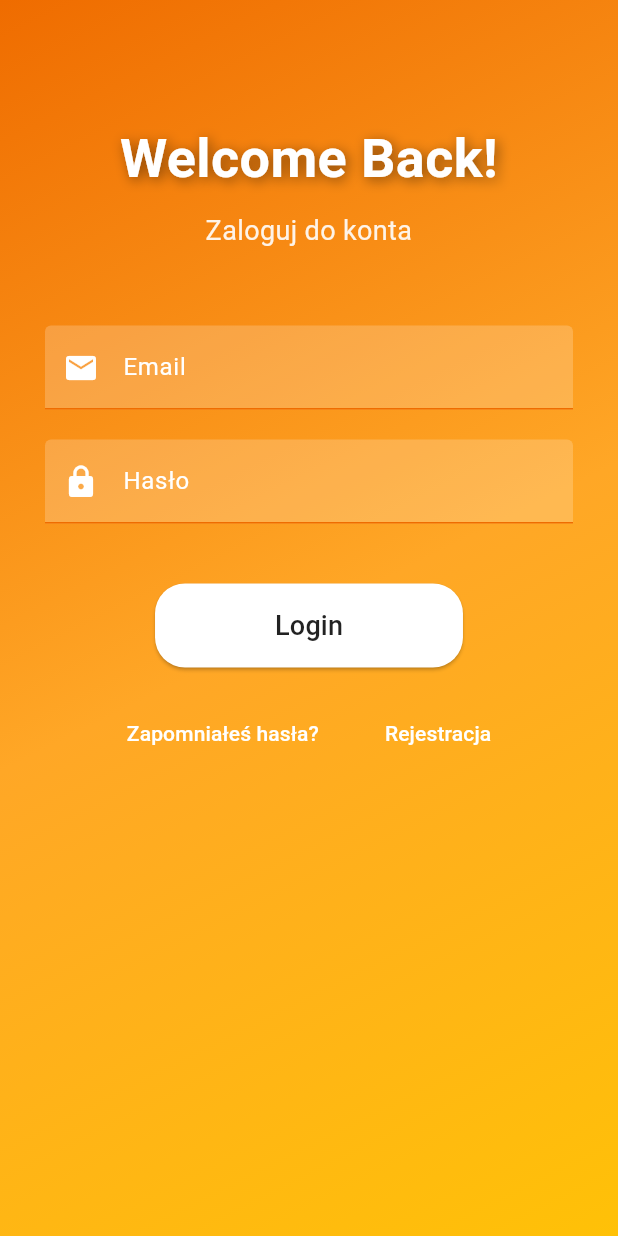
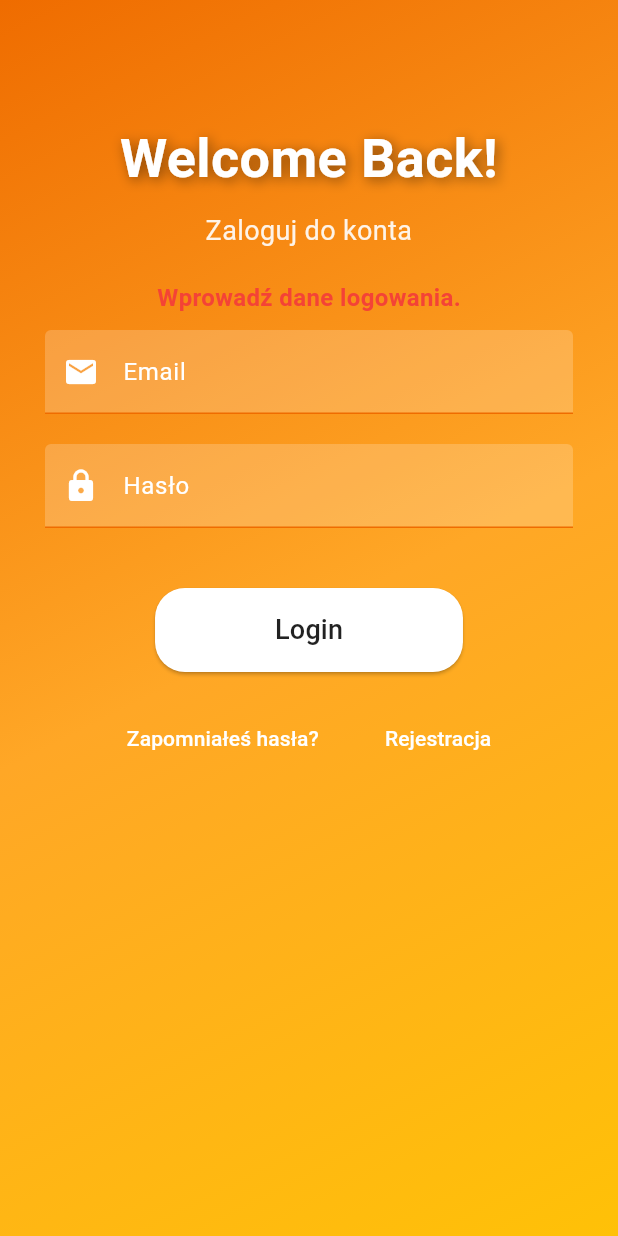
Before and after one commit to tofix96/stutask, a Flutter app: the screen it shows after launch, after a tap on "Login", on a phone screen of 412 x 824 dp. Run offline on Flutter 3.47's test engine with Material 3 defaults, Android fonts, the phone set to English and light mode, and no system bars; our stand-ins replace cloud_firestore, firebase_auth, firebase_core, firebase_storage, image_picker; missing offline and left inert: firebase_app_check; accounts and stored records are empty; network calls fail.

Commit message:
still work

```diff
--- a/lib/bloc/user_service.dart
+++ b/lib/bloc/user_service.dart
@@ -8,7 +8,6 @@ class UserService {
   final FirebaseAuth _auth = FirebaseAuth.instance;
   final FirebaseFirestore _firestore = FirebaseFirestore.instance;
 
-  // Funkcja pobierająca informacje o użytkowniku z Firestore
   Future<Map<String, dynamic>?> getUserData() async {
     final user = _auth.currentUser;
     if (user != null) {
@@ -52,7 +51,6 @@ class UserService {
     return UserModel.fromFirestore(userSnapshot.data()!, user.uid);
   }
 
-  // Istniejąca funkcja zapisująca informacje o użytkowniku
   Future<void> saveUserInfo({
     required String bio,
     required String firstName,
@@ -78,8 +76,6 @@ class UserService {
     final userSnapshot =
         await _firestore.collection('D_Users').doc(userId).get();
     if (!userSnapshot.exists) throw Exception('User not found');
-
-    // Przekazujemy zarówno dane, jak i id do konstruktora
     return UserModel.fromFirestore(userSnapshot.data()!, userSnapshot.id);
   }
 
--- a/lib/screens/auth/login_screen.dart
+++ b/lib/screens/auth/login_screen.dart
@@ -1,6 +1,6 @@
 import 'package:flutter/material.dart';
 import 'package:stutask/bloc/screen_controller.dart'; // Import do funkcji nawigacji
-import 'package:stutask/main.dart';
+import 'package:stutask/widgets/widget_style.dart';
 
 class LoginPage extends StatefulWidget {
   const LoginPage({super.key});
@@ -13,12 +13,16 @@ class _LoginPageState extends State<LoginPage> {
   final TextEditingController _emailController = TextEditingController();
   final TextEditingController _passwordController = TextEditingController();
   final ScreenController _screenController = ScreenController();
+  final GlobalKey<FormState> _formKey = GlobalKey<FormState>();
+  String? _errorMessage; // Pole na komunikat o błędzie
 
   @override
   Widget build(BuildContext context) {
     return Scaffold(
       body: GradientBody(
         padding: const EdgeInsets.symmetric(horizontal: 30, vertical: 80),
+        child: Form(
+          key: _formKey,
           child: Column(
             mainAxisAlignment: MainAxisAlignment.center,
             crossAxisAlignment: CrossAxisAlignment.center,
@@ -48,7 +52,20 @@ class _LoginPageState extends State<LoginPage> {
                 ),
                 textAlign: TextAlign.center,
               ),
-            const SizedBox(height: 50),
+              const SizedBox(height: 20),
+              // Wyświetlanie komunikatu o błędzie
+              if (_errorMessage != null) // Jeśli istnieje komunikat o błędzie
+                Padding(
+                  padding: const EdgeInsets.only(bottom: 10),
+                  child: Text(
+                    _errorMessage!,
+                    style: const TextStyle(
+                      color: Colors.red,
+                      fontSize: 16,
+                      fontWeight: FontWeight.bold,
+                    ),
+                  ),
+                ),
               TextFormField(
                 controller: _emailController,
                 style: const TextStyle(color: Colors.white),
@@ -82,10 +99,11 @@ class _LoginPageState extends State<LoginPage> {
                 ),
               ),
               const SizedBox(height: 40),
-            // Przycisk logowania
               Center(
                 child: ElevatedButton(
-                onPressed: () => _loginUser(),
+                  onPressed: () {
+                    _loginUser();
+                  },
                   style: ElevatedButton.styleFrom(
                     backgroundColor: Colors.white,
                     padding: const EdgeInsets.symmetric(
@@ -135,23 +153,32 @@ class _LoginPageState extends State<LoginPage> {
             ],
           ),
         ),
+      ),
     );
   }
 
   // Funkcja logowania
   void _loginUser() async {
+    setState(() {
+      _errorMessage = null; // Reset błędu przed logowaniem
+    });
+
+    final email = _emailController.text.trim();
+    final password = _passwordController.text.trim();
+
+    if (email.isEmpty || password.isEmpty) {
+      setState(() {
+        _errorMessage = 'Wprowadź dane logowania.';
+      });
+      return;
+    }
+
     try {
-      await _screenController.loginUser(
-        context,
-        _emailController.text.trim(),
-        _passwordController.text.trim(),
-      );
+      await _screenController.loginUser(context, email, password);
     } catch (e) {
-      ScaffoldMessenger.of(context).showSnackBar(
-        SnackBar(
-          content: Text('Failed to log in: $e'),
-        ),
-      );
+      setState(() {
+        _errorMessage = 'Nieprawidłowy email lub hasło.';
+      });
     }
   }
 }
--- a/lib/screens/auth/register_screen.dart
+++ b/lib/screens/auth/register_screen.dart
@@ -1,7 +1,7 @@
 import 'package:flutter/material.dart';
 import 'package:provider/provider.dart';
 import 'package:stutask/bloc/auth_providers.dart';
-import 'package:stutask/main.dart';
+import 'package:stutask/widgets/widget_style.dart';
 
 class RegisterPage extends StatefulWidget {
   const RegisterPage({super.key});
--- a/lib/screens/chat/chat_screen.dart
+++ b/lib/screens/chat/chat_screen.dart
@@ -2,7 +2,7 @@ import 'package:flutter/material.dart';
 import 'package:cloud_firestore/cloud_firestore.dart';
 import 'package:firebase_auth/firebase_auth.dart';
 import 'package:stutask/bloc/screen_controller.dart';
-import 'package:stutask/main.dart';
+import 'package:stutask/widgets/widget_style.dart';
 
 class ChatScreen extends StatefulWidget {
   final String chatId;
--- a/lib/screens/chat/chats_overview_screen.dart
+++ b/lib/screens/chat/chats_overview_screen.dart
@@ -2,7 +2,7 @@ import 'package:flutter/material.dart';
 import 'package:cloud_firestore/cloud_firestore.dart';
 import 'package:firebase_auth/firebase_auth.dart';
 import 'package:stutask/bloc/screen_controller.dart';
-import 'package:stutask/main.dart';
+import 'package:stutask/widgets/widget_style.dart';
 
 class ChatOverviewScreen extends StatelessWidget {
   ChatOverviewScreen({super.key});
--- a/lib/screens/tasks/application_screen.dart
+++ b/lib/screens/tasks/application_screen.dart
@@ -6,8 +6,7 @@ import 'package:stutask/bloc/task_service.dart';
 import 'package:stutask/bloc/user_service.dart';
 import 'package:stutask/models/user.dart';
 import 'package:stutask/models/review.dart';
-
-import 'package:stutask/main.dart';
+import 'package:stutask/widgets/widget_style.dart';
 
 class ApplicationsScreen extends StatelessWidget {
   final String taskId;
--- /dev/null
+++ b/lib/widgets/widget_style.dart
@@ -0,0 +1,65 @@
+import 'package:flutter/material.dart';
+
+class GradientAppBar extends StatelessWidget implements PreferredSizeWidget {
+  final String title;
+
+  const GradientAppBar({super.key, required this.title});
+
+  @override
+  Widget build(BuildContext context) {
+    return AppBar(
+      title: Text(title),
+      flexibleSpace: Container(
+        decoration: const BoxDecoration(
+          gradient: LinearGradient(
+            colors: [
+              Color(0xFFEF6C00),
+              Color(0xFFFFC107),
+            ],
+            begin: Alignment.topLeft,
+            end: Alignment.bottomRight,
+          ),
+        ),
+      ),
+    );
+  }
+
+  @override
+  Size get preferredSize => const Size.fromHeight(kToolbarHeight);
+}
+
+class GradientBody extends StatelessWidget {
+  final Widget child;
+  final EdgeInsets padding;
+
+  const GradientBody({
+    super.key,
+    required this.child,
+    this.padding = const EdgeInsets.all(16.0),
+  });
+
+  @override
+  Widget build(BuildContext context) {
+    return Container(
+      width: double.infinity,
+      height: double.infinity,
+      decoration: const BoxDecoration(
+        gradient: LinearGradient(
+          colors: [
+            Color(0xFFEF6C00),
+            Color(0xFFFFA726),
+            Color(0xFFFFC107),
+          ],
+          begin: Alignment.topLeft,
+          end: Alignment.bottomRight,
+        ),
+      ),
+      child: SingleChildScrollView(
+        child: Padding(
+          padding: padding,
+          child: child,
+        ),
+      ),
+    );
+  }
+}
```
Also changed, not shown: lib/models/user.dart (+9 -3 lines), lib/screens/profile/user_info_screen.dart (+4 -19 lines), lib/screens/tasks/task_detail_screen.dart (+160 -237 lines). Lines whose indentation alone changed are shown as unchanged.
